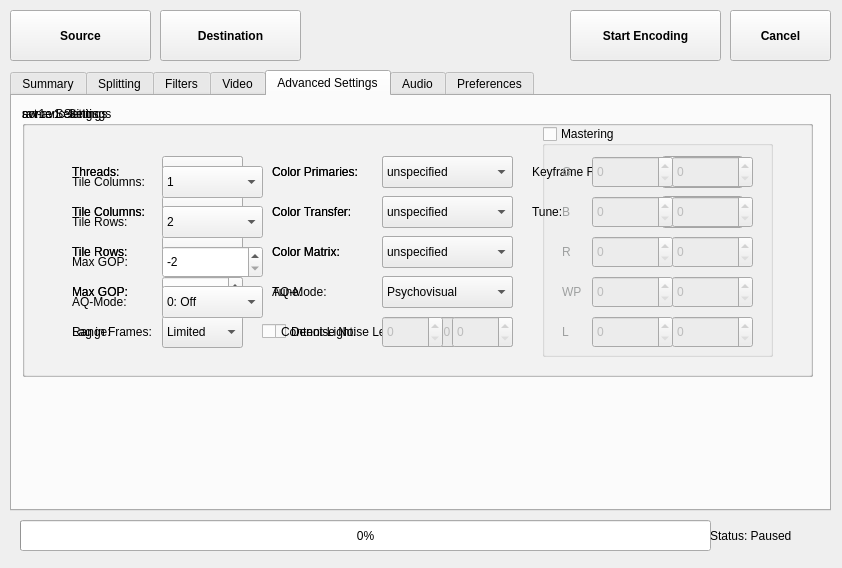
Alkl58/NotEnoughAV1Encodes-Qt, file NotEnoughAV1Encodes-Qt/form.ui: the form before one commit.
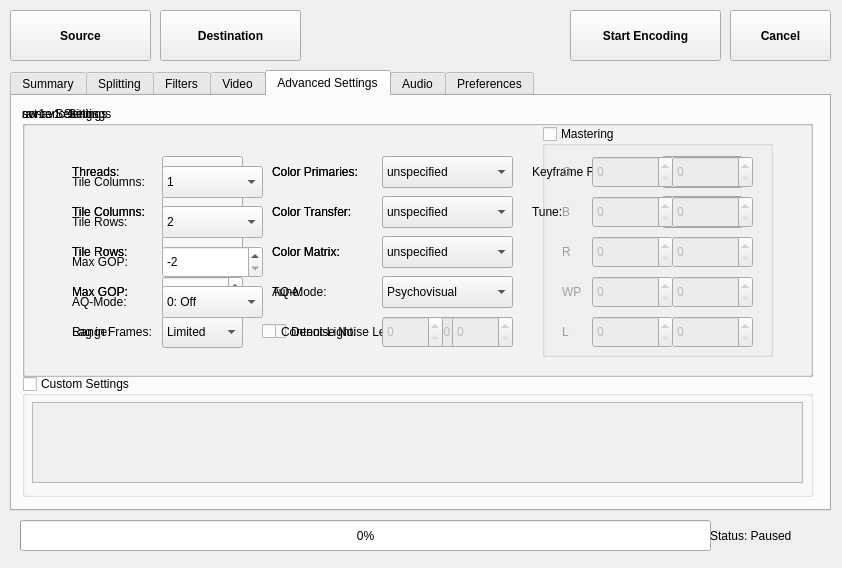
The form after the commit. The open tabs and pages were chosen to show the change. Icons and pictures are not drawn.

Commit message: Custom Settings

The edit to the form file:
```diff
--- a/NotEnoughAV1Encodes-Qt/form.ui
+++ b/NotEnoughAV1Encodes-Qt/form.ui
@@ -3140,6 +3140,35 @@
       </item>
      </widget>
     </widget>
+    <widget class="QGroupBox" name="groupBoxCustomSettings">
+     <property name="geometry">
+      <rect>
+       <x>10</x>
+       <y>280</y>
+       <width>791</width>
+       <height>121</height>
+      </rect>
+     </property>
+     <property name="title">
+      <string>Custom Settings</string>
+     </property>
+     <property name="checkable">
+      <bool>true</bool>
+     </property>
+     <property name="checked">
+      <bool>false</bool>
+     </property>
+     <widget class="QTextEdit" name="textEditCustomSettings">
+      <property name="geometry">
+       <rect>
+        <x>10</x>
+        <y>26</y>
+        <width>771</width>
+        <height>81</height>
+       </rect>
+      </property>
+     </widget>
+    </widget>
    </widget>
    <widget class="QWidget" name="tab_5">
     <attribute name="title">
```
The commit also changes 2 other files.
